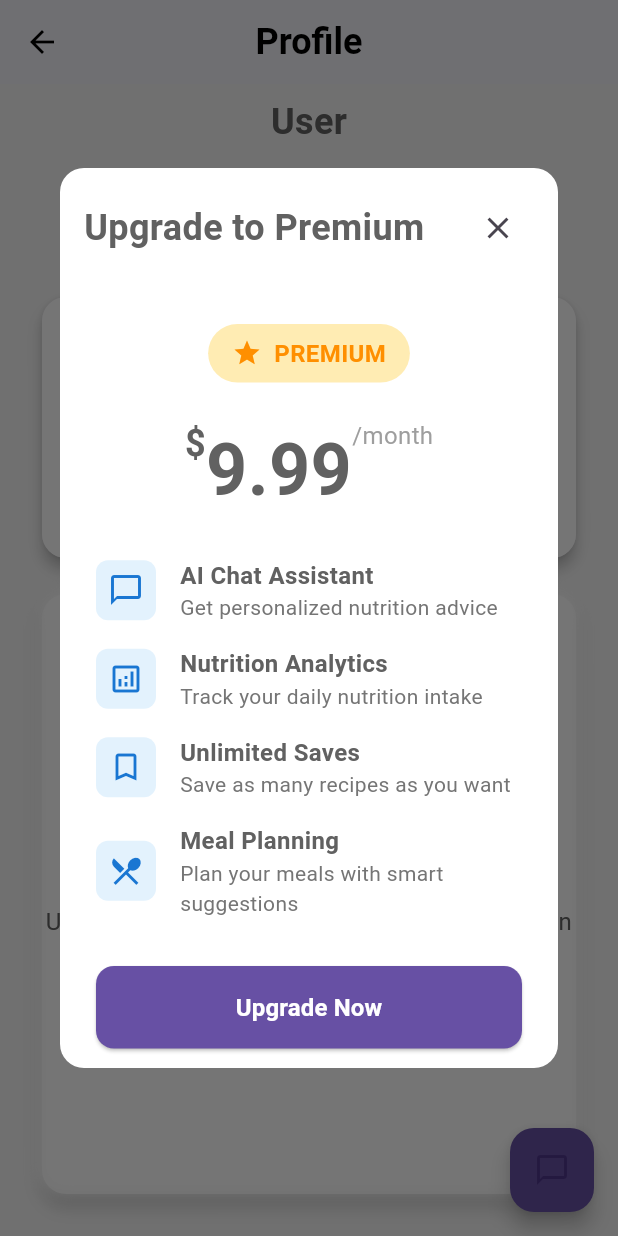
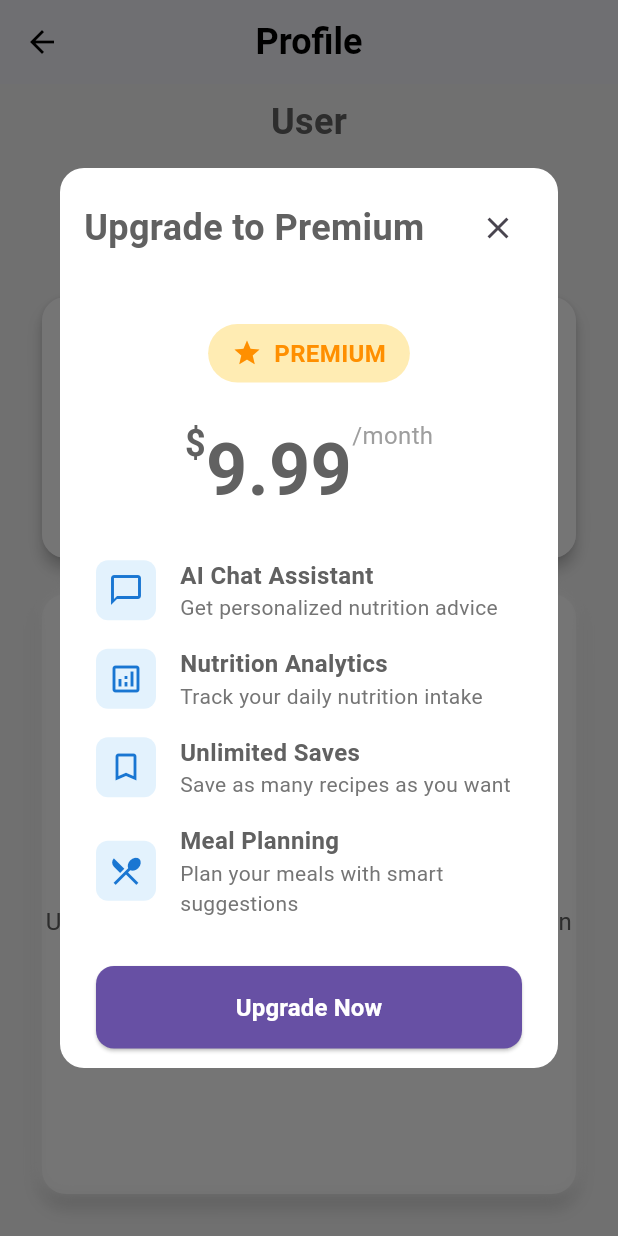
Before and after one commit to Xierra-Dev/pbo-meal-planner, a Flutter app: the ProfileScreen screen opened directly, scrolled down 144 dp, after a tap on "Upgrade Now", on a phone screen of 412 x 824 dp. Run offline on Flutter 3.47's test engine with Material 3 defaults, Android fonts, the phone set to English and light mode, and no system bars; our stand-ins replace dio, equatable, fl_chart, flutter_secure_storage, lottie, shared_preferences; accounts and stored records are empty; network calls fail.

Commit message:
Removed feature that isn't integrate with java

```diff
--- a/frontend/lib/presentation/pages/profile_screen.dart
+++ b/frontend/lib/presentation/pages/profile_screen.dart
@@ -3,7 +3,6 @@ import 'package:provider/provider.dart';
 import '../../core/services/auth_service.dart';
 import '../../core/services/profile_service.dart';
 import 'package:intl/intl.dart';
-import '../widgets/chat_bubble_button.dart';
 import '../pages/upgrade_screen.dart';
 import 'dart:ui';
 
@@ -790,9 +789,6 @@ class _ProfileScreenState extends State<ProfileScreen> {
               ),
             ),
           ),
-
-          // Chat Bubble Button
-          ChatBubbleButton(isPremium: isPremium),
         ],
       ),
     );
--- a/frontend/lib/presentation/widgets/chat_bubble_button.dart
+++ /dev/null
@@ -1,153 +0,0 @@
-import 'package:flutter/material.dart';
-import 'chat_bot.dart';
-import '../pages/upgrade_screen.dart';
-
-class ChatBubbleButton extends StatefulWidget {
-  final bool isPremium;
-  const ChatBubbleButton({
-    super.key,
-    required this.isPremium,
-  });
-
-  @override
-  State<ChatBubbleButton> createState() => _ChatBubbleButtonState();
-}
-
-class _ChatBubbleButtonState extends State<ChatBubbleButton> {
-  bool _isOpen = false;
-
-  @override
-  Widget build(BuildContext context) {
-    return Stack(
-      children: [
-        if (_isOpen)
-          Positioned(
-            bottom: 80,
-            right: 16,
-            child: Material(
-              elevation: 8,
-              borderRadius: BorderRadius.circular(20),
-              child: Container(
-                width: 350,
-                height: 500,
-                decoration: BoxDecoration(
-                  color: Colors.white,
-                  borderRadius: BorderRadius.circular(20),
-                ),
-                child: widget.isPremium
-                    ? Stack(
-                        children: [
-                          const ChatBot(),
-                          Positioned(
-                            top: 8,
-                            right: 8,
-                            child: IconButton(
-                              icon: const Icon(Icons.close),
-                              onPressed: () => setState(() => _isOpen = false),
-                            ),
-                          ),
-                        ],
-                      )
-                    : Column(
-                        mainAxisAlignment: MainAxisAlignment.center,
-                        children: [
-                          // Close Button
-                          Align(
-                            alignment: Alignment.topRight,
-                            child: IconButton(
-                              icon: const Icon(Icons.close),
-                              onPressed: () => setState(() => _isOpen = false),
-                            ),
-                          ),
-
-                          const Spacer(),
-
-                          // Lock Icon
-                          Icon(
-                            Icons.lock_outline,
-                            color: Colors.grey[400],
-                            size: 48,
-                          ),
-                          const SizedBox(height: 16),
-
-                          // Title
-                          const Text(
-                            'Access Restricted',
-                            style: TextStyle(
-                              fontSize: 20,
-                              fontWeight: FontWeight.bold,
-                              color: Colors.black87,
-                            ),
-                          ),
-                          const SizedBox(height: 8),
-
-                          // Message
-                          Padding(
-                            padding: const EdgeInsets.symmetric(horizontal: 24),
-                            child: Text(
-                              'Chatbot feature is only available for premium users.',
-                              textAlign: TextAlign.center,
-                              style: TextStyle(
-                                color: Colors.grey[600],
-                                fontSize: 14,
-                              ),
-                            ),
-                          ),
-                          const SizedBox(height: 24),
-
-                          // Upgrade Button
-                          SizedBox(
-                            width: 200,
-                            child: ElevatedButton(
-                              onPressed: () {
-                                setState(() => _isOpen = false);
-                                showDialog(
-                                  context: context,
-                                  builder: (context) => const Dialog(
-                                    child: UpgradeScreen(isDialog: true),
-                                  ),
-                                );
-                              },
-                              style: ElevatedButton.styleFrom(
-                                backgroundColor: Colors.blue,
-                                padding: const EdgeInsets.symmetric(vertical: 12),
-                                shape: RoundedRectangleBorder(
-                                  borderRadius: BorderRadius.circular(8),
-                                ),
-                                elevation: 0,
-                              ),
-                              child: const Text(
-                                'Upgrade to Premium',
-                                style: TextStyle(
-                                  color: Colors.white,
-                                  fontWeight: FontWeight.w500,
-                                ),
-                              ),
-                            ),
-                          ),
-
-                          const Spacer(flex: 2),
-                        ],
-                      ),
-              ),
-            ),
-          ),
-
-        // Chat Bubble Button
-        Positioned(
-          bottom: 16,
-          right: 16,
-          child: FloatingActionButton(
-            onPressed: () => setState(() => _isOpen = !_isOpen),
-            backgroundColor: Theme.of(context).primaryColor,
-            child: AnimatedRotation(
-              turns: _isOpen ? 0.125 : 0,
-              duration: const Duration(milliseconds: 300),
-              child: const Icon(Icons.chat_bubble_outline),
-            ),
-          ),
-        ),
-      ],
-    );
-  }
-}
```
Also changed, not shown: frontend/lib/core/models/recipe.dart (+0 -121 lines), frontend/lib/core/services/gemini_service.dart (deleted, +0 -23 lines), frontend/lib/presentation/pages/home_screen.dart (+0 -9 lines), frontend/lib/presentation/widgets/chat_bot.dart (deleted, +0 -157 lines), frontend/lib/presentation/widgets/dialogs/recipe_details_dialog.dart (+1 -13 lines), frontend/lib/presentation/widgets/recipe_card.dart (+0 -13 lines).
